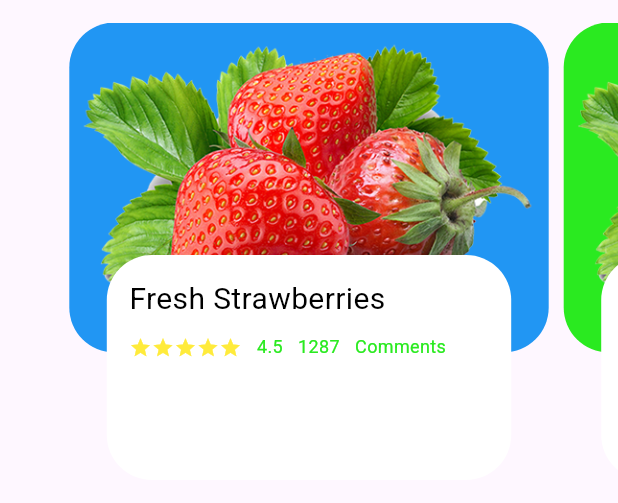
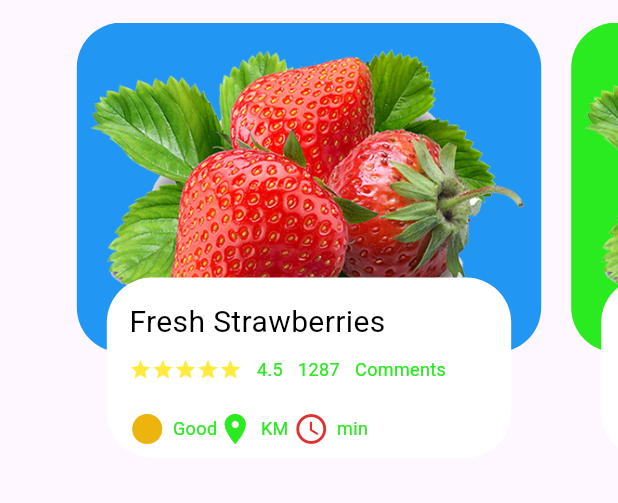
Before and after one commit to smjoy222/bazar_sadaai_app, a Flutter app: the screen it shows after launch, on a phone screen of 412 x 824 dp, the part 168-671 px from its top. Run offline on Flutter 3.47's test engine with Material 3 defaults, Android fonts, the phone set to English and light mode, and no system bars.

Commit message:
Slider Design 1.0

```diff
--- a/lib/screens/home_body.dart
+++ b/lib/screens/home_body.dart
@@ -1,4 +1,6 @@
+import 'package:bazar_sadaai_app/utils/colors.dart';
 import 'package:bazar_sadaai_app/widgets/big_text.dart';
+import 'package:bazar_sadaai_app/widgets/icon_text.dart';
 import 'package:bazar_sadaai_app/widgets/small_text.dart';
 import 'package:flutter/material.dart';
 
@@ -30,7 +32,7 @@ class _HomeBodyState extends State<HomeBody> {
       children: [
         Container(
           height: 220,
-          margin: EdgeInsets.only(left: 5, right: 5), // for image gap
+          margin: EdgeInsets.only(left: 10, right: 10), // for image gap
           decoration: BoxDecoration(
             borderRadius: BorderRadius.circular(30),
             color:
@@ -44,12 +46,8 @@ class _HomeBodyState extends State<HomeBody> {
         Align(
           alignment: Alignment.bottomCenter,
           child: Container(
-            height: 150,
-            margin: EdgeInsets.only(
-              left: 30,
-              right: 30,
-              bottom: 15,
-            ), // for image gap
+            height: 120,
+            margin: EdgeInsets.only(left: 30,right: 30,bottom: 30,), // for image gap
             decoration: BoxDecoration(
               borderRadius: BorderRadius.circular(30),
               color: Colors.white,
@@ -83,7 +81,16 @@ class _HomeBodyState extends State<HomeBody> {
                 ],
 
               ),
-            ],),
+              SizedBox(height: 20,),
+              Row(
+                children: [
+                  IconText(icon: Icons.circle_sharp, text: "Good", iconColor: AppColors.iconColor1,),
+                  IconText(icon: Icons.location_on, text: "KM ", iconColor: AppColors.maincolor,),
+                  IconText(icon: Icons.access_time_rounded, text: "min ", iconColor: AppColors.iconColor2,)
+                ],
+              ),
+            ],
+           ),
           ),
           ),
         ),
--- a/lib/utils/colors.dart
+++ b/lib/utils/colors.dart
@@ -3,8 +3,8 @@ import 'dart:ui';
 class AppColors {
   static final Color maincolor = const Color.fromARGB(255, 42, 234, 32);
   static final Color textcolor = const Color(0xFFccc7c5);
-  static final Color iconColor1 = const Color.fromARGB(255, 42, 234, 32);
-  static final Color iconColor2 = const Color(0xFFF5F5F5);
+  static final Color iconColor1 = const Color.fromARGB(255, 236, 180, 13);
+  static final Color iconColor2 = const Color.fromARGB(255, 226, 47, 47);
   static final Color paracolor = const Color(0xFF8f837f);
   static final Color buttonBackgroundColor = const Color(0xFFf7f6f4);
   static final Color signColor = const Color(0xFFa9a29f);
--- /dev/null
+++ b/lib/widgets/icon_text.dart
@@ -0,0 +1,25 @@
+import 'package:bazar_sadaai_app/widgets/small_text.dart';
+import 'package:flutter/material.dart';
+
+class IconText extends StatelessWidget {
+  final IconData icon;
+  final String text;
+  final Color iconColor;
+  const IconText({
+    super.key,
+    required this.icon,
+    required this.text,
+    required this.iconColor,
+  });
+
+  @override
+  Widget build(BuildContext context) {
+    return Row(
+      children: [
+        Icon(icon,color: iconColor,),
+        SizedBox(width: 5 ),
+        SmallText(text: text,),
+      ],
+    );
+  }
+}
```
